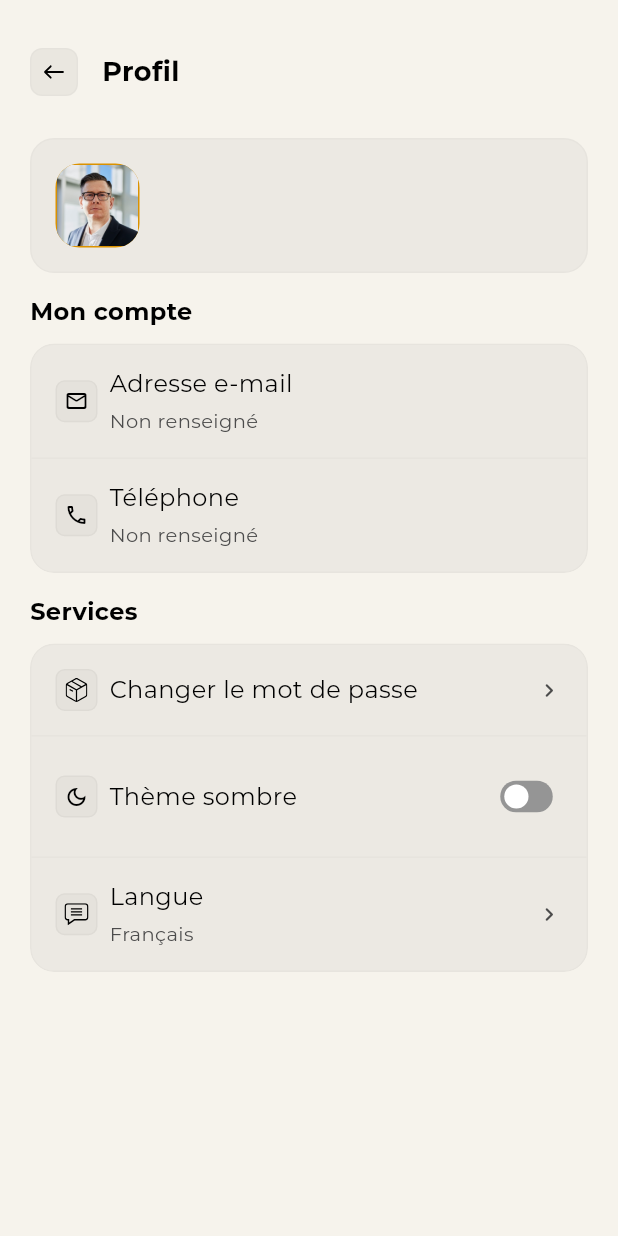
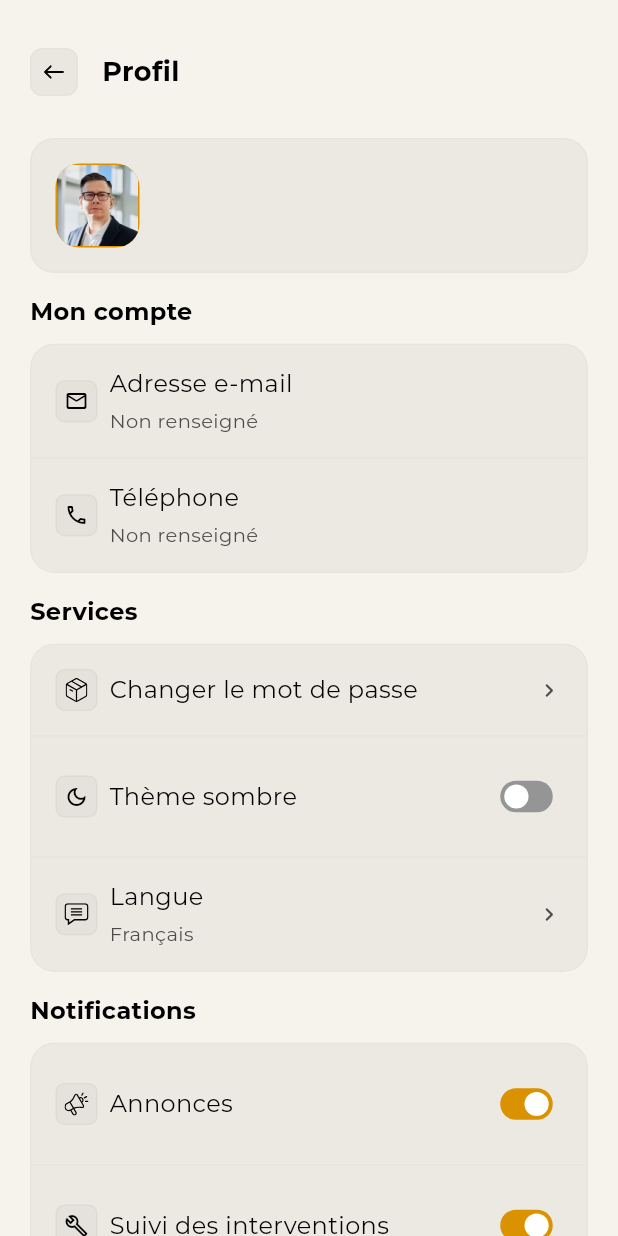
Before and after one commit to Amelia-aymen08/mobile_app_gestion, a Flutter app: the ResidentProfileScreen screen opened directly, on a phone screen of 412 x 824 dp. Run offline on Flutter 3.47's test engine with Material 3 defaults, Android fonts, the phone set to English and light mode, and no system bars; our stand-ins replace file_picker, flutter_local_notifications, flutter_svg, shared_preferences; accounts and stored records are empty; project files that could hold a hidden picture were left out.

Commit message:
Complete l'ecran Reglages avec la section Notifications
Ma premiere version livrait « Mon compte » et « Services » mais laissait
de cote la section Notifications de la frame Setting LT (837:4324), avec
ses quatre lignes a interrupteur.

Les quatre preferences sont actives par defaut : un resident qui n'a
rien regle doit etre prevenu d'une coupure d'eau ou d'une echeance.

Limite assumee et signalee : l'API n'expose aucun point d'entree pour
ces preferences. Elles sont enregistrees sur l'appareil, ne suivent donc
pas l'utilisateur d'un telephone a l'autre, et le serveur continue
d'envoyer toutes les notifications — ce reglage filtre a l'arrivee. A
rebrancher le jour ou l'API les gerera.

Ecart signale : le Figma reprend l'icone de la langue sur la ligne du
suivi des interventions, visiblement par copie, comme il le faisait deja
pour le theme. On prend une icone qui correspond a l'action.

Co-Authored-By: Claude Opus 5 <noreply@anthropic.com>

```diff
--- a/lib/l10n/app_fr.arb
+++ b/lib/l10n/app_fr.arb
@@ -142,5 +142,10 @@
   "selectLanguage": "Choisir la langue",
   "langFrench": "Français",
   "langEnglish": "English",
-  "langArabic": "العربية"
+  "langArabic": "العربية",
+  "notificationsTitle": "Notifications",
+  "notifAnnouncements": "Annonces",
+  "notifMaintenance": "Suivi des interventions",
+  "notifBookings": "Réservations",
+  "notifPayments": "Paiements"
 }
--- a/lib/l10n/app_localizations.dart
+++ b/lib/l10n/app_localizations.dart
@@ -596,6 +596,36 @@ abstract class AppL10n {
   /// In fr, this message translates to:
   /// **'العربية'**
   String get langArabic;
+
+  /// No description provided for @notificationsTitle.
+  ///
+  /// In fr, this message translates to:
+  /// **'Notifications'**
+  String get notificationsTitle;
+
+  /// No description provided for @notifAnnouncements.
+  ///
+  /// In fr, this message translates to:
+  /// **'Annonces'**
+  String get notifAnnouncements;
+
+  /// No description provided for @notifMaintenance.
+  ///
+  /// In fr, this message translates to:
+  /// **'Suivi des interventions'**
+  String get notifMaintenance;
+
+  /// No description provided for @notifBookings.
+  ///
+  /// In fr, this message translates to:
+  /// **'Réservations'**
+  String get notifBookings;
+
+  /// No description provided for @notifPayments.
+  ///
+  /// In fr, this message translates to:
+  /// **'Paiements'**
+  String get notifPayments;
 }
 
 class _AppL10nDelegate extends LocalizationsDelegate<AppL10n> {
--- a/lib/l10n/app_localizations_fr.dart
+++ b/lib/l10n/app_localizations_fr.dart
@@ -300,4 +300,19 @@ class AppL10nFr extends AppL10n {
 
   @override
   String get langArabic => 'العربية';
+
+  @override
+  String get notificationsTitle => 'Notifications';
+
+  @override
+  String get notifAnnouncements => 'Annonces';
+
+  @override
+  String get notifMaintenance => 'Suivi des interventions';
+
+  @override
+  String get notifBookings => 'Réservations';
+
+  @override
+  String get notifPayments => 'Paiements';
 }
--- a/lib/presentation/screens/resident_profile_screen.dart
+++ b/lib/presentation/screens/resident_profile_screen.dart
@@ -2,6 +2,7 @@
 import 'package:flutter/material.dart';
 import 'package:flutter_svg/flutter_svg.dart';
 import 'package:provider/provider.dart';
+import 'package:shared_preferences/shared_preferences.dart';
 
 import '../../l10n/app_localizations.dart';
 import '../providers/auth_provider.dart';
@@ -142,6 +143,8 @@ class ResidentProfileScreen extends StatelessWidget {
                 ),
               ],
             ),
+            const SizedBox(height: FigSpace.xl),
+            const _NotificationPrefs(),
           ],
         ),
       ),
@@ -246,3 +249,87 @@ class ResidentProfileScreen extends StatelessWidget {
     );
   }
 }
+
+
+/// Section Notifications de la frame "Setting LT" (837:4324) : quatre lignes
+/// a interrupteur.
+///
+/// A savoir : l'API n'expose aucun point d'entree pour ces preferences. Elles
+/// sont donc enregistrees sur l'appareil. Elles ne suivent pas l'utilisateur
+/// d'un telephone a l'autre, et le serveur continue d'envoyer toutes les
+/// notifications — ce reglage filtre a l'arrivee. A rebrancher sur l'API le
+/// jour ou elle les gerera.
+class _NotificationPrefs extends StatefulWidget {
+  const _NotificationPrefs();
+
+  @override
+  State<_NotificationPrefs> createState() => _NotificationPrefsState();
+}
+
+class _NotificationPrefsState extends State<_NotificationPrefs> {
+  static const _keys = [
+    'notif_announcements',
+    'notif_maintenance',
+    'notif_bookings',
+    'notif_payments',
+  ];
+
+  /// Tout est actif par defaut : un resident qui n'a rien regle doit etre
+  /// prevenu d'une coupure d'eau ou d'une echeance.
+  final _values = <String, bool>{for (final k in _keys) k: true};
+
+  @override
+  void initState() {
+    super.initState();
+    _restore();
+  }
+
+  Future<void> _restore() async {
+    final prefs = await SharedPreferences.getInstance();
+    if (!mounted) return;
+    setState(() {
+      for (final k in _keys) {
+        _values[k] = prefs.getBool(k) ?? true;
+      }
+    });
+  }
+
+  Future<void> _set(String key, bool value) async {
+    setState(() => _values[key] = value);
+    final prefs = await SharedPreferences.getInstance();
+    await prefs.setBool(key, value);
+  }
+
+  @override
+  Widget build(BuildContext context) {
+    final c = GiColors.of(context);
+    final t = AppL10n.of(context);
+
+    Widget row(String key, Widget icon, String label) => GiSettingsRow(
+          icon: icon,
+          label: label,
+          trailing: GiToggle(
+            value: _values[key] ?? true,
+            onChanged: (v) => _set(key, v),
+          ),
+        );
+
+    Widget svg(String name) => SvgPicture.asset(
+          'assets/figma/icons/$name.svg',
+          colorFilter: ColorFilter.mode(c.textBody, BlendMode.srcIn),
+        );
+
+    return GiSettingsGroup(
+      title: t.notificationsTitle,
+      rows: [
+        row(_keys[0], svg('notif_announce_16'), t.notifAnnouncements),
+        // Le Figma reprend ici l'icone de la langue, visiblement par copie :
+        // on prend une icone qui correspond a l'intervention.
+        row(_keys[1], Icon(Icons.build_outlined, color: c.textBody),
+            t.notifMaintenance),
+        row(_keys[2], svg('notif_booking_16'), t.notifBookings),
+        row(_keys[3], svg('notif_payment_16'), t.notifPayments),
+      ],
+    );
+  }
+}
```
Also changed, not shown: lib/l10n/app_ar.arb (+6 -1 lines), lib/l10n/app_en.arb (+6 -1 lines), lib/l10n/app_localizations_ar.dart (+15 -0 lines), lib/l10n/app_localizations_en.dart (+15 -0 lines), assets/figma/icons/notif_announce_16.svg (added), assets/figma/icons/notif_booking_16.svg (added), assets/figma/icons/notif_payment_16.svg (added).
